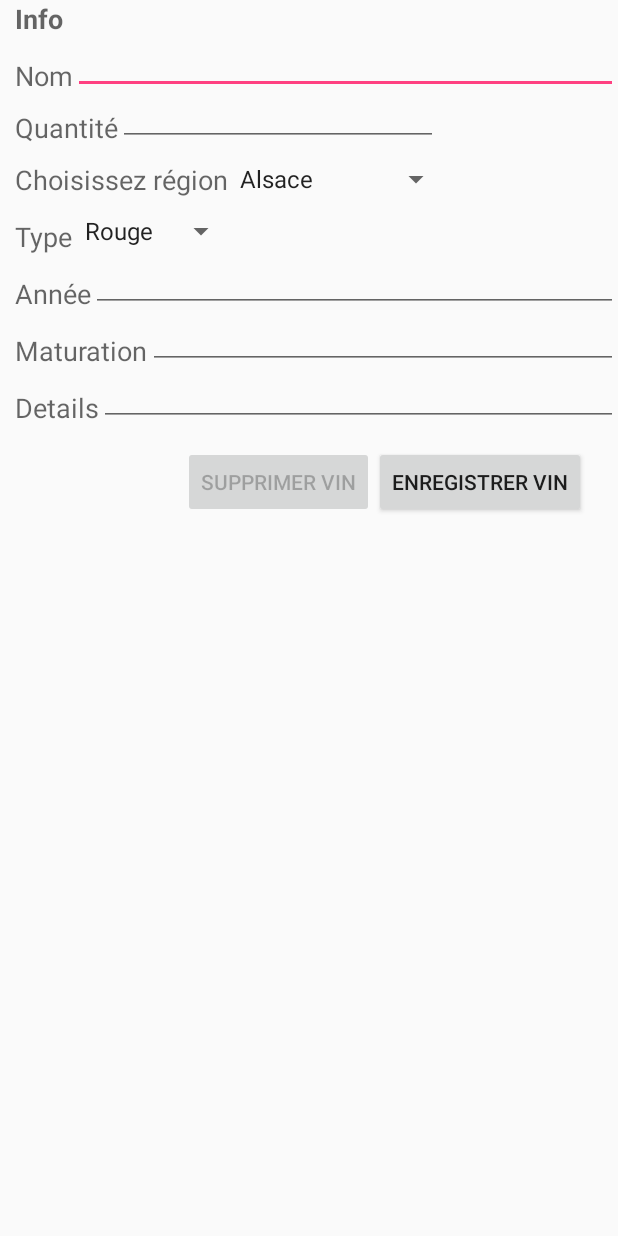
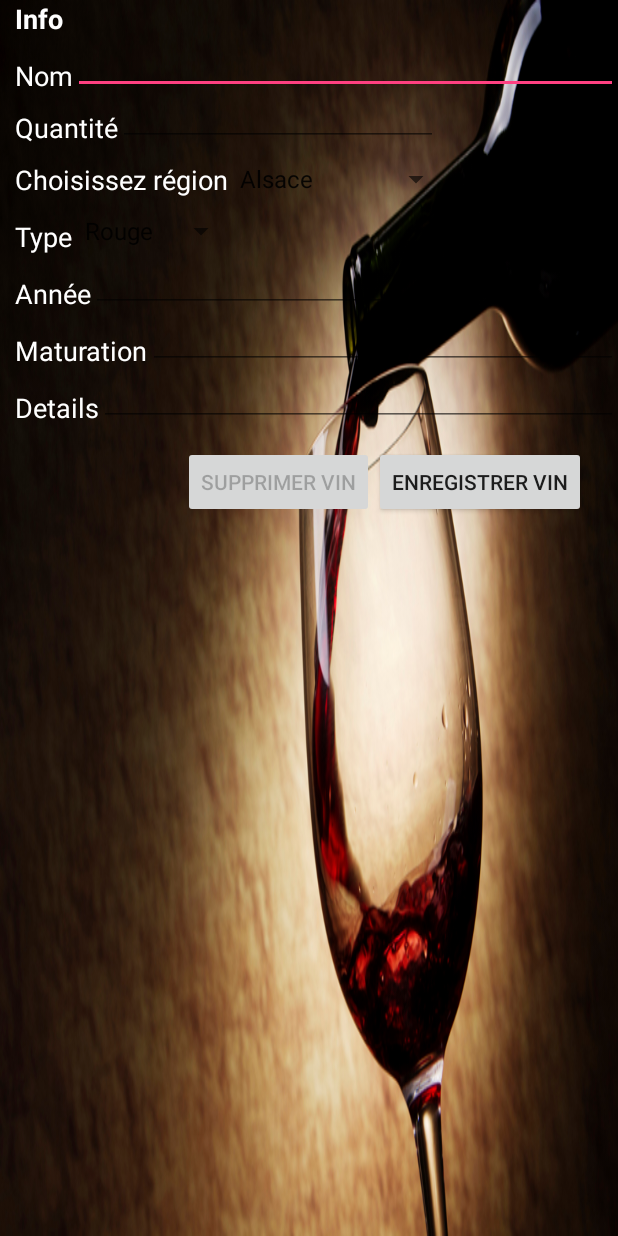
Before and after one commit to tanguybernard/cave_a_vin, an Android app: the screen it shows after launch (WineEdit), after a tap on "AJOUTER VIN", on a phone screen of 412 x 824 dp. Run offline under Robolectric (Android 15) with nearby library versions, the phone set to English and light mode, and no system bars.

Commit message:
change font and background and quantity sup 0

```diff
--- a/app/src/main/java/istic/fr/cavevin/MyDatabaseHelper.java
+++ b/app/src/main/java/istic/fr/cavevin/MyDatabaseHelper.java
@@ -6,7 +6,7 @@ import android.database.sqlite.SQLiteOpenHelper;
 
 public class MyDatabaseHelper extends SQLiteOpenHelper {
 
-    private static final String DATABASE_NAME = "TheWorld";
+    private static final String DATABASE_NAME = "TheWorld2";
     private static final int DATABASE_VERSION = 1;
 
     MyDatabaseHelper(Context context) {
--- a/app/src/main/java/istic/fr/cavevin/WineEdit.java
+++ b/app/src/main/java/istic/fr/cavevin/WineEdit.java
@@ -83,6 +83,7 @@ public class WineEdit extends Activity implements View.OnClickListener {
         View parentRow = (View) v.getParent();
 
 
+        name = name.replace("'","''");
 
         String searchQuery = "name ='"+name+"'"+" and "+ "year ='" + year + "'";
 
@@ -137,6 +138,10 @@ public class WineEdit extends Activity implements View.OnClickListener {
         if(myYear.trim().equalsIgnoreCase("")){
             Toast.makeText(getBaseContext(), "ENTRER l'année du vin", Toast.LENGTH_LONG).show();
             return;
+        }
+
+        if(myQuantity.trim().equalsIgnoreCase("")){
+            myQuantity="0";
         }
 
         System.out.println(mode);
--- a/app/src/main/res/layout/edit_page.xml
+++ b/app/src/main/res/layout/edit_page.xml
@@ -1,25 +1,34 @@
 <?xml version="1.0" encoding="UTF-8"?>
 <RelativeLayout xmlns:android="http://schemas.android.com/apk/res/android"
     xmlns:tools="http://schemas.android.com/tools" android:layout_width="match_parent"
-    android:layout_height="match_parent" android:paddingLeft="10dp">
+    android:layout_height="match_parent" android:paddingLeft="10dp"
+    android:background="@drawable/levin"
+    >
 
     <TextView android:id="@+id/textView1" android:layout_width="wrap_content"
         android:layout_height="wrap_content" android:layout_alignParentLeft="true"
         android:layout_alignParentTop="true" android:text="@string/wine_info"
         android:textAppearance="?android:attr/textAppearanceMedium"
-        android:textStyle="bold" />
+        android:textStyle="bold"
+        android:textColor="#fff"
+        />
 
 
 
     <TextView android:id="@+id/textName" android:layout_width="wrap_content"
         android:layout_height="wrap_content" android:layout_alignParentLeft="true"
         android:layout_below="@+id/textView1" android:layout_marginTop="13dp"
-        android:text="@string/wine_name" android:textAppearance="?android:attr/textAppearanceMedium" />
+        android:text="@string/wine_name" android:textAppearance="?android:attr/textAppearanceMedium"
+        android:textColor="#fff"
+        />
 
     <EditText android:id="@+id/name" android:layout_width="wrap_content"
         android:layout_height="wrap_content" android:layout_alignBottom="@+id/textName"
         android:layout_toRightOf="@+id/textName" android:ems="30"
-        android:inputType="text" android:paddingLeft="10dp">
+        android:inputType="text" android:paddingLeft="10dp"
+        android:textColor="#fff"
+
+        >
 
         <requestFocus />
     </EditText>
@@ -28,67 +37,87 @@
         android:layout_height="wrap_content" android:layout_alignParentLeft="true"
         android:layout_below="@+id/textName" android:text="@string/wine_quantity"
         android:textAppearance="?android:attr/textAppearanceMedium"
-        android:layout_marginTop="10dp" />
+        android:layout_marginTop="10dp"
+        android:textColor="#fff"
+        />
 
     <EditText android:id="@+id/quantity" android:layout_width="wrap_content"
         android:layout_height="wrap_content" android:layout_alignBottom="@+id/textQuantity"
         android:layout_toRightOf="@+id/textQuantity" android:inputType="number"
-        android:ems="10" android:paddingLeft="10dp" />
+        android:ems="10" android:paddingLeft="10dp"
+        android:textColor="#fff"
+        />
 
 
     <TextView android:id="@+id/chooseRegion" android:layout_width="wrap_content"
         android:layout_height="wrap_content" android:layout_alignParentLeft="true"
         android:layout_below="@+id/textQuantity" android:text="@string/choose_region"
         android:textAppearance="?android:attr/textAppearanceMedium"
-        android:layout_marginTop="10dp" />
+        android:layout_marginTop="10dp" android:textColor="#fff" />
 
     <Spinner android:id="@+id/regionList" android:layout_width="wrap_content"
         android:layout_height="wrap_content" android:layout_below="@+id/textQuantity"
-        android:layout_marginTop="10dp" android:layout_toRightOf="@id/chooseRegion" />
+        android:layout_marginTop="10dp" android:layout_toRightOf="@id/chooseRegion"
+        android:textColor="#fff"
+        />
 
 
     <TextView android:id="@+id/textKind" android:layout_width="wrap_content"
         android:layout_height="wrap_content" android:layout_alignParentLeft="true"
         android:layout_below="@+id/chooseRegion" android:layout_marginTop="13dp"
-        android:text="@string/wine_kind" android:textAppearance="?android:attr/textAppearanceMedium" />
+        android:text="@string/wine_kind" android:textAppearance="?android:attr/textAppearanceMedium"
+        android:textColor="#fff"
+        />
 
     <Spinner android:id="@+id/kindList" android:layout_width="wrap_content"
         android:layout_height="wrap_content" android:layout_below="@+id/chooseRegion"
-        android:layout_marginTop="10dp" android:layout_toRightOf="@id/textKind" />
+        android:layout_marginTop="10dp" android:layout_toRightOf="@id/textKind"
+        android:textColor="#fff"
+        />
 
 
     <TextView android:id="@+id/textYear" android:layout_width="wrap_content"
         android:layout_height="wrap_content" android:layout_alignParentLeft="true"
         android:layout_below="@+id/textKind" android:layout_marginTop="13dp"
-        android:text="@string/wine_year" android:textAppearance="?android:attr/textAppearanceMedium" />
+        android:text="@string/wine_year" android:textAppearance="?android:attr/textAppearanceMedium"
+        android:textColor="#fff"
+        />
 
     <EditText android:id="@+id/year" android:layout_width="wrap_content"
         android:layout_height="wrap_content" android:layout_alignBottom="@+id/textYear"
         android:layout_toRightOf="@+id/textYear" android:ems="30"
-        android:inputType="text" android:paddingLeft="10dp"/>
+        android:inputType="text" android:paddingLeft="10dp"
+        android:textColor="#fff"
+        />
 
 
     <TextView android:id="@+id/textMaturation" android:layout_width="wrap_content"
         android:layout_height="wrap_content" android:layout_alignParentLeft="true"
         android:layout_below="@+id/textYear" android:layout_marginTop="13dp"
-        android:text="@string/wine_maturation" android:textAppearance="?android:attr/textAppearanceMedium" />
+        android:text="@string/wine_maturation" android:textAppearance="?android:attr/textAppearanceMedium"
+        android:textColor="#fff"
+        />
 
     <EditText android:id="@+id/maturation" android:layout_width="wrap_content"
         android:layout_height="wrap_content" android:layout_alignBottom="@+id/textMaturation"
         android:layout_toRightOf="@+id/textMaturation" android:ems="30"
         android:inputType="text" android:paddingLeft="10dp"
-
+        android:textColor="#fff"
         />
 
     <TextView android:id="@+id/textDetails" android:layout_width="wrap_content"
         android:layout_height="wrap_content" android:layout_alignParentLeft="true"
         android:layout_below="@+id/textMaturation" android:layout_marginTop="13dp"
-        android:text="@string/wine_details" android:textAppearance="?android:attr/textAppearanceMedium" />
+        android:text="@string/wine_details" android:textAppearance="?android:attr/textAppearanceMedium"
+        android:textColor="#fff"
+        />
 
     <EditText android:id="@+id/details" android:layout_width="wrap_content"
         android:layout_height="wrap_content" android:layout_alignBottom="@+id/textDetails"
         android:layout_toRightOf="@+id/textDetails" android:ems="30"
-        android:inputType="text" android:paddingLeft="10dp"/>
+        android:inputType="text" android:paddingLeft="10dp"
+        android:textColor="#fff"
+        />
 
 
 
@@ -97,7 +126,8 @@
         android:layout_width="wrap_content" android:layout_height="wrap_content"
         android:layout_alignParentRight="true" android:layout_below="@+id/details"
         android:layout_marginRight="21dp" android:layout_marginTop="13dp"
-        android:text="@string/save_wine" />
+        android:text="@string/save_wine"
+        />
 
     <Button android:id="@+id/delete" style="?android:attr/buttonStyleSmall"
         android:layout_width="wrap_content" android:layout_height="wrap_content"
```
Also changed, not shown: app/src/main/java/istic/fr/cavevin/MainActivity.java (+28 -21 lines), app/src/main/res/layout/activity_main.xml (+5 -3 lines), app/src/main/res/layout/wine_info.xml (+4 -4 lines), app/src/main/res/drawable/levin.jpg (added), 1 other file.
